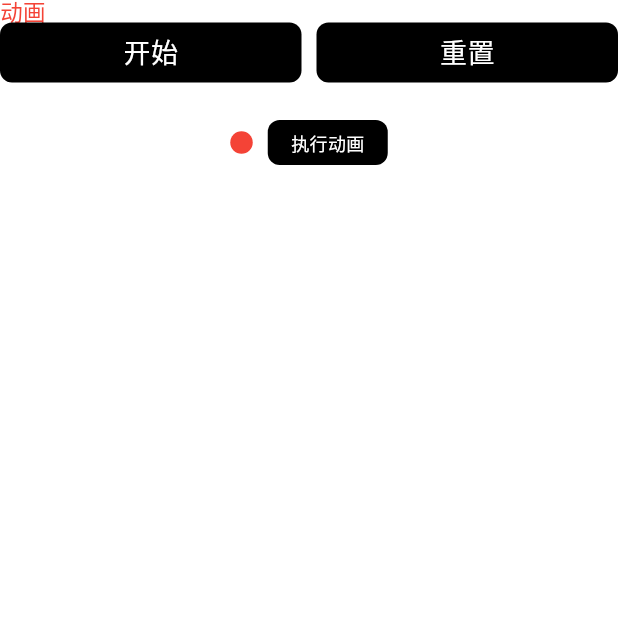
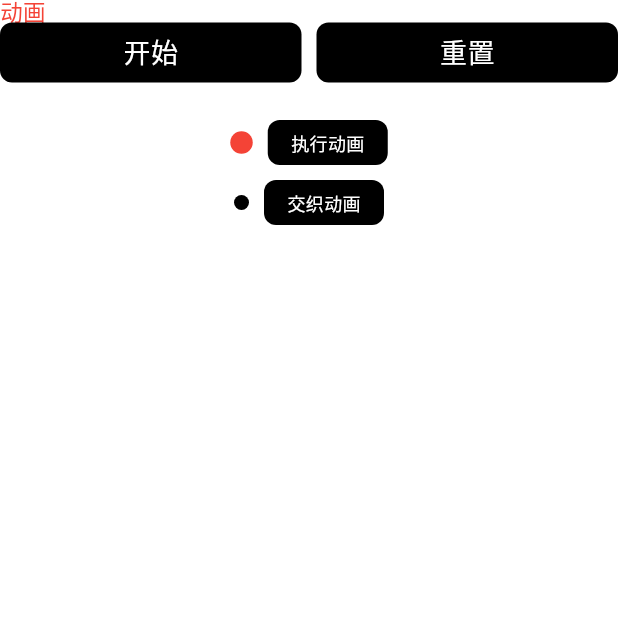
Before and after one commit to SpringRollHHB/FlutterUiTest, a Flutter app: the DongHuaWidget screen opened directly, on a phone screen of 412 x 824 dp, the top half of it. Run offline on Flutter 3.47's test engine with Material 3 defaults, Android fonts, the light colour scheme and no system bars; our stand-ins replace auto_size_text, get.

Commit message:
交织动画

```diff
--- a/lib/layout/dong_hua_widget.dart
+++ b/lib/layout/dong_hua_widget.dart
@@ -11,13 +11,19 @@ class DongHuaWidget extends StatefulWidget {
   State<DongHuaWidget> createState() => _DongHuaWidgetState();
 }
 
-class _DongHuaWidgetState extends State<DongHuaWidget> with SingleTickerProviderStateMixin {
+class _DongHuaWidgetState extends State<DongHuaWidget> with TickerProviderStateMixin {
 
   late AnimationController controller01;
   late Animation<double> animation01;
   late Animation<double> animation02;
 
+  late AnimationController controller02;
+  late Animation<double> animation0201;
+  late Animation<Color?> animation0202;
+  late Animation<double> animation0203;
+
   var dy = 0.0.obs;
+  var start = true.obs;
 
   @override
   void initState() {
@@ -38,12 +44,19 @@ class _DongHuaWidgetState extends State<DongHuaWidget> with SingleTickerProvider
       ..addStatusListener((status) {
 
       });
+
+    controller02 = AnimationController(vsync: this,duration: const Duration(seconds: 4));
+    animation0201 = Tween(begin: 10.0,end: 20.0).animate(CurvedAnimation(parent: controller02, curve: const Interval(0.0, 0.5,curve: Curves.ease)));
+    animation0202 = ColorTween(begin: Colors.black,end: Colors.red).animate(CurvedAnimation(parent: controller02, curve: const Interval(curve: Curves.ease,0.0,0.5)),);
+    animation0203 = Tween(begin: 0.0,end: 20.0).animate(CurvedAnimation(parent: controller02, curve: const Interval(0.5,1.0,curve: Curves.ease)));
+
   }
 
   @override
   void dispose() {
     super.dispose();
     controller01.dispose();
+    controller02.dispose();
   }
 
   @override
@@ -168,7 +181,47 @@ class _DongHuaWidgetState extends State<DongHuaWidget> with SingleTickerProvider
                   ),
                 )
               ],
-            )
+            ),
+            const SizedBox(height: 10,),
+            Row(
+              mainAxisSize: MainAxisSize.min,
+              children: [
+                AnimatedBuilder(
+                  animation: controller02,
+                  builder: (BuildContext context, Widget? child) {
+                    return Container(
+                      margin: EdgeInsets.only(right: animation0203.value),
+                      width: animation0201.value,
+                      height: animation0201.value,
+                      decoration: BoxDecoration(color: animation0202.value, shape: BoxShape.circle),
+                    );
+                  },
+                ),
+                const SizedBox(width: 10,),
+                GestureDetector(
+                  onTap: () {
+                    if(controller02.status == AnimationStatus.completed) {
+                      controller02.reverse();
+                    }
+
+                    if(controller02.status == AnimationStatus.dismissed) {
+                      controller02.forward();
+                    }
+                  },
+                  child: Container(
+                    decoration: BoxDecoration(
+                        color: Colors.black,
+                        borderRadius: BorderRadius.circular(8)
+                    ),
+                    width: 80,
+                    height: 30,
+                    alignment: Alignment.center,
+                    child: const Text("交织动画",style: TextStyle(color: Colors.white,fontSize: 12),),
+                  ),
+                )
+              ],
+            ),
+
 
           ],
         ),
```
